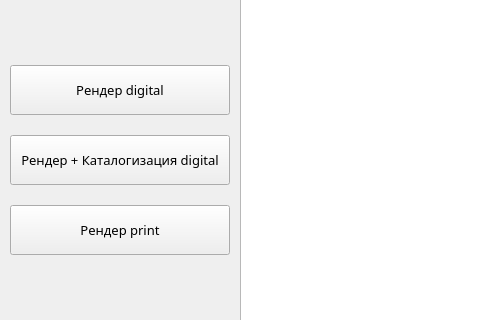
This is ui/MainWindow.ui in Smarandii/lm_digital_ad_renderer as Qt 5 draws it before an edit; both pictures show x 0 to 480 and y 85 to 405 of the 928 by 551 pixel window. The edited form follows.
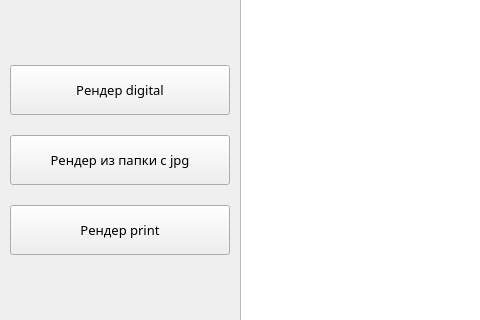
This is the edited form. Icons and pictures are not drawn.

What changed in the file:
```diff
--- a/ui/MainWindow.ui
+++ b/ui/MainWindow.ui
@@ -118,7 +118,7 @@
      </font>
     </property>
     <property name="text">
-     <string>Рендер + Каталогизация digital</string>
+     <string>Рендер из папки с jpg</string>
     </property>
    </widget>
    <widget class="QPushButton" name="render_print_btn">
```
